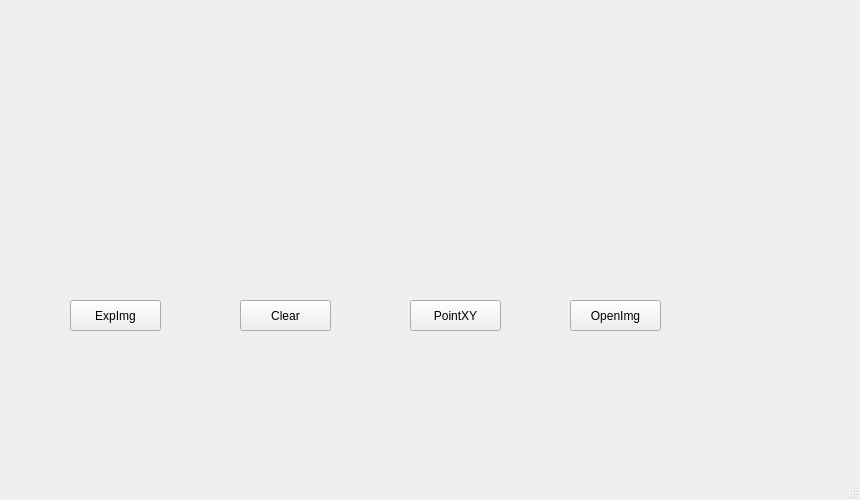
The window that WorkSpace/signature/mainwindow.ui (Mapshiny/C-) describes before a commit, drawn with Qt 5.
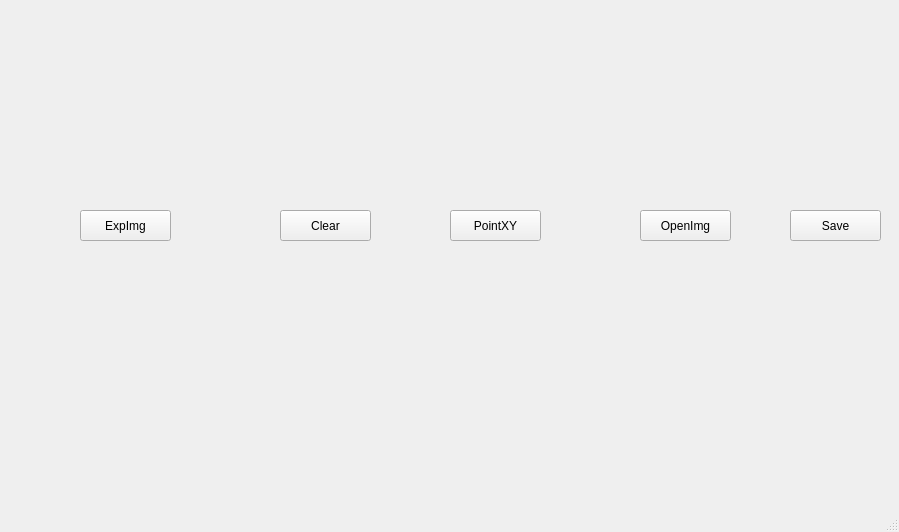
The same window after the commit.

```diff
--- a/WorkSpace/signature/mainwindow.ui
+++ b/WorkSpace/signature/mainwindow.ui
@@ -6,8 +6,8 @@
    <rect>
     <x>0</x>
     <y>0</y>
-    <width>860</width>
-    <height>500</height>
+    <width>899</width>
+    <height>532</height>
    </rect>
   </property>
   <property name="windowTitle">
@@ -17,8 +17,8 @@
    <widget class="QPushButton" name="expimgButton">
     <property name="geometry">
      <rect>
-      <x>70</x>
-      <y>300</y>
+      <x>80</x>
+      <y>210</y>
       <width>91</width>
       <height>31</height>
      </rect>
@@ -30,8 +30,8 @@
    <widget class="QPushButton" name="clearButton">
     <property name="geometry">
      <rect>
-      <x>240</x>
-      <y>300</y>
+      <x>280</x>
+      <y>210</y>
       <width>91</width>
       <height>31</height>
      </rect>
@@ -43,8 +43,8 @@
    <widget class="QPushButton" name="pointXYButton">
     <property name="geometry">
      <rect>
-      <x>410</x>
-      <y>300</y>
+      <x>450</x>
+      <y>210</y>
       <width>91</width>
       <height>31</height>
      </rect>
@@ -56,8 +56,8 @@
    <widget class="QPushButton" name="openImgButton">
     <property name="geometry">
      <rect>
-      <x>570</x>
-      <y>300</y>
+      <x>640</x>
+      <y>210</y>
       <width>91</width>
       <height>31</height>
      </rect>
@@ -66,6 +66,32 @@
      <string>OpenImg</string>
     </property>
    </widget>
+   <widget class="QLabel" name="label">
+    <property name="geometry">
+     <rect>
+      <x>0</x>
+      <y>250</y>
+      <width>901</width>
+      <height>231</height>
+     </rect>
+    </property>
+    <property name="text">
+     <string/>
+    </property>
+   </widget>
+   <widget class="QPushButton" name="saveButton">
+    <property name="geometry">
+     <rect>
+      <x>790</x>
+      <y>210</y>
+      <width>91</width>
+      <height>31</height>
+     </rect>
+    </property>
+    <property name="text">
+     <string>Save</string>
+    </property>
+   </widget>
   </widget>
   <widget class="QMenuBar" name="menuBar">
    <property name="geometry">
```
Left out of the diff: 2 changed lines with no effect on the pictures.
